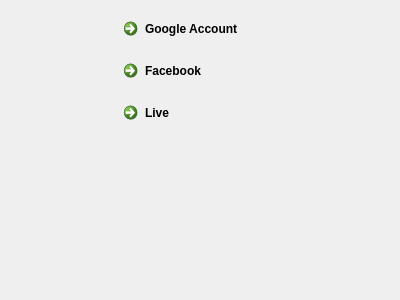
Above: src/types.ui from KDE/kaccounts-integration before the change. Below: the same form after it.
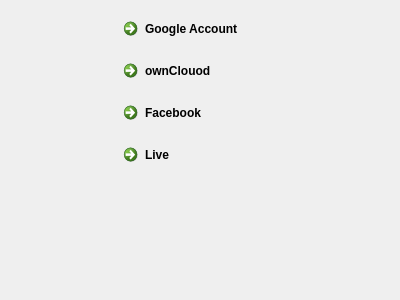
That is the form after the change. Icons and pictures are not drawn.

Commit message: Added ownCloud button

Diff of the .ui file:
```diff
--- a/src/types.ui
+++ b/src/types.ui
@@ -47,6 +47,24 @@
        </property>
       </widget>
      </item>
+     <item>
+      <widget class="QCommandLinkButton" name="owncloudBtn">
+       <property name="text">
+        <string>ownClouod</string>
+       </property>
+       <property name="icon">
+        <iconset theme="owncloud">
+         <normaloff/>
+        </iconset>
+       </property>
+       <property name="iconSize">
+        <size>
+         <width>32</width>
+         <height>32</height>
+        </size>
+       </property>
+      </widget>
+     </item>
      <item>
       <widget class="QCommandLinkButton" name="facebookBtn">
        <property name="text">
```
The commit also changes 5 other files.
